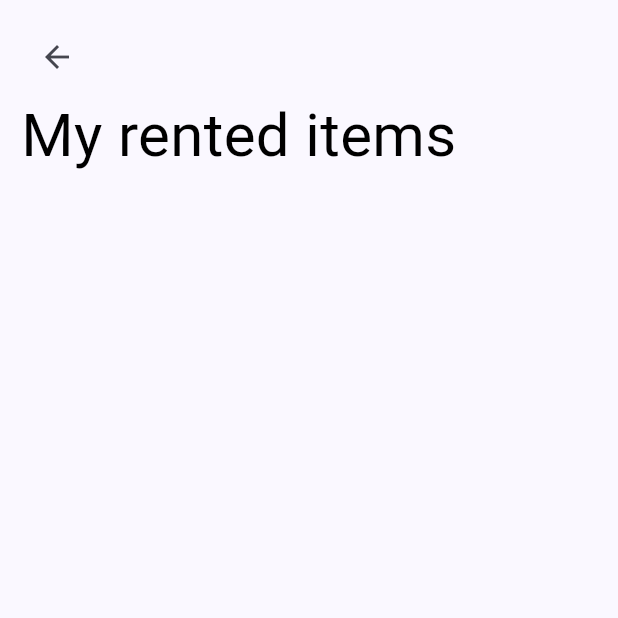
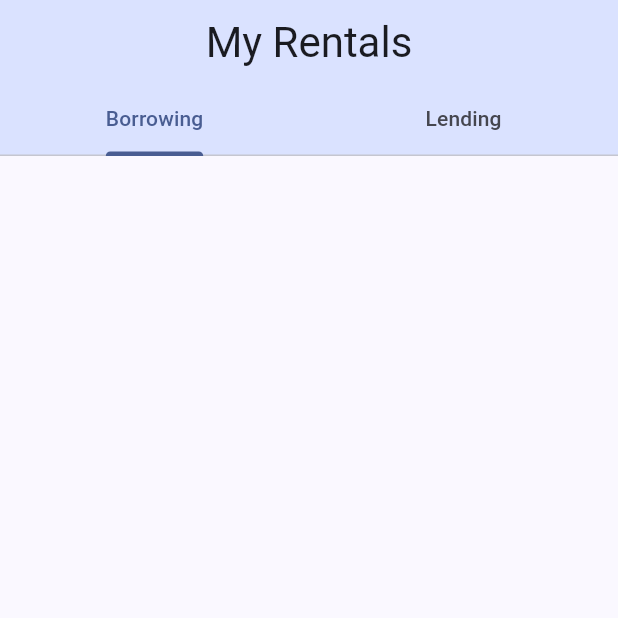
Before and after one commit to rehan-code/GH-team-23, a Flutter app: the MyRentals screen opened directly, on a phone screen of 412 x 824 dp, the top half of it. Run offline on Flutter 3.47's test engine with Material 3 defaults, Android fonts, the phone set to English and light mode, and no system bars; our stand-ins replace animated_bottom_navigation_bar, auto_size_text, camera, image_picker, supabase_flutter; missing offline and left inert: dart_openai; accounts and stored records are empty.

Commit message:
Added tabbar

```diff
--- a/lib/view/pages/assets/home_page.dart
+++ b/lib/view/pages/assets/home_page.dart
@@ -238,9 +238,9 @@ class _NavigationScreenState extends State<NavigationScreen>
               case 0:
                 return ListingsPage();
               case 1:
+                return MyRentals();
+              case 2:
                 return MyLent();
-              case 2:
-                return MyRentals();
               default:
                 return ProfilePage();
             }
--- /dev/null
+++ b/lib/view/pages/assets/my_borrowing.dart
@@ -0,0 +1,95 @@
+import 'package:flutter/material.dart';
+import 'package:gh_app/core/listing.dart';
+import 'package:gh_app/core/listings.dart';
+import 'dart:io';
+
+import 'package:gh_app/view/pages/assets/return_page.dart';
+
+class MyBorrowings extends StatefulWidget {
+  const MyBorrowings({super.key});
+
+  @override
+  State<MyBorrowings> createState() => _MyBorrowingsPage();
+}
+
+class _MyBorrowingsPage extends State<MyBorrowings> {
+  @override
+  Widget build(BuildContext context) {
+    return ListView(
+      children: [
+        for (var listing in listings)
+          if (listing.status == ListingStatus.unavailable)
+            GestureDetector(
+              onTap: () => Navigator.push(
+                  context,
+                  MaterialPageRoute(
+                      builder: (context) =>
+                          ReturnPage(listing: listing))),
+              child: Card(
+                  color: Theme.of(context).colorScheme.primaryContainer,
+                  child: Container(
+                    height: 130,
+                    width: MediaQuery.of(context).size.width,
+                    child: Card(
+                      child: Row(
+                        crossAxisAlignment: CrossAxisAlignment.center,
+                        children: [
+                          Padding(
+                            padding: const EdgeInsets.all(8),
+                            child: Container(
+                              decoration: BoxDecoration(
+                                borderRadius: BorderRadius.circular(10),
+                                image: DecorationImage(
+                                  fit: BoxFit.cover,
+                                  image: FileImage(
+                                      File(listing.pictureFile.path)),
+                                ),
+                              ),
+                              height: 110,
+                              width: 110,
+                            ),
+                          ),
+                          Expanded(
+                            child: Container(
+                              child: Padding(
+                                padding: const EdgeInsets.all(8.0),
+                                child: Column(
+                                  mainAxisSize: MainAxisSize.min,
+                                  crossAxisAlignment:
+                                  CrossAxisAlignment.start,
+                                  children: [
+                                    Text(
+                                      '${listing.title[0].toUpperCase()}${listing.title.substring(1)}',
+                                      overflow: TextOverflow.ellipsis,
+                                      maxLines: 1,
+                                      style: TextStyle(
+                                        color: Colors.deepPurple,
+                                        fontSize: 25,
+                                        fontWeight: FontWeight.bold,
+                                      ),
+                                      textAlign: TextAlign.left,
+                                    ),
+                                    Text(
+                                      "${listing.description}",
+                                      softWrap: true,
+                                      style: TextStyle(
+                                        color: Colors.black,
+                                        fontSize: 14,
+                                      ),
+                                      textAlign: TextAlign.left,
+                                    ),
+                                  ],
+                                ),
+                              ),
+                            ),
+                          ),
+                        ],
+                      ),
+                    ),
+                  )),
+            ),
+      ],
+    );
+  }
+
+}
--- a/lib/view/pages/assets/my_lent.dart
+++ b/lib/view/pages/assets/my_lent.dart
@@ -18,37 +18,8 @@ class MyLent extends StatefulWidget {
 class _MyLentItemsPage extends State<MyLent> {
   @override
   Widget build(BuildContext context) {
-    // TODO: implement build
-    return Scaffold(
-      body: SafeArea(
-        child: Padding(
-          padding: const EdgeInsets.all(14),
-          child: ListView(
+    return ListView(
       children: [
-              Align(
-                alignment: Alignment.centerLeft,
-                child: IconButton(
-                  icon: Icon(Icons.arrow_back),
-                  onPressed: () {
-                    // Handle back button press
-                    Navigator.pop(context);
-                  },
-                ),
-              ),
-              Row(
-                children: [
-                  Expanded(
-                    child: Text("My Listings",
-                        style: TextStyle(
-                          color: Colors.black,
-                          fontSize: 40,
-                          // decoration: TextDecoration.underline,
-                          decorationColor:
-                              Colors.white, // Set the underline color
-                        )),
-                  )
-                ],
-              ),
         for (var listing in listings)
           if (listing.account.email == user.email)
             GestureDetector(
@@ -125,9 +96,6 @@ class _MyLentItemsPage extends State<MyLent> {
                   )),
             ),
       ],
-          ),
-        ),
-      ),
     );
   }
 }
--- a/lib/view/pages/assets/my_rentals.dart
+++ b/lib/view/pages/assets/my_rentals.dart
@@ -1,8 +1,11 @@
+import 'package:flutter/cupertino.dart';
 import 'package:flutter/material.dart';
 import 'package:gh_app/core/listing.dart';
 import 'package:gh_app/core/listings.dart';
 import 'dart:io';
 import 'package:gh_app/view/pages/assets/item_page.dart';
+import 'package:gh_app/view/pages/assets/my_borrowing.dart';
+import 'package:gh_app/view/pages/assets/my_lent.dart';
 import 'package:gh_app/view/pages/assets/pickup_or_cancel.dart';
 import 'package:gh_app/view/pages/assets/return_page.dart';
 
@@ -19,112 +22,55 @@ class _MyRentalsPage extends State<MyRentals> {
   @override
   Widget build(BuildContext context) {
     // TODO: implement build
-    return Scaffold(
-      body: SafeArea(
-        child: Padding(
-          padding: const EdgeInsets.all(14),
-          child: ListView(
-            children: [
-              Align(
-                alignment: Alignment.centerLeft,
-                child: IconButton(
-                  icon: Icon(Icons.arrow_back),
-                  onPressed: () {
-                    // Handle back button press
-                    Navigator.pop(context);
-                  },
-                ),
-              ),
-              Row(
+    // return Scaffold(
+    //   appBar: AppBar(
+    //     elevation: 0,
+    //     title: Text("My Rentals", style: Theme.of(context).textTheme.headlineMedium),
+    //     centerTitle: true,
+    //     automaticallyImplyLeading: false,
+    //     backgroundColor: Theme.of(context).colorScheme.primaryContainer,
+    //     actions: <Widget>[
+    //       IconButton(
+    //         icon: const Icon(Icons.archive),
+    //         tooltip: 'Show archived posts',
+    //         onPressed: () {
+    //           ScaffoldMessenger.of(context).showSnackBar(
+    //               const SnackBar(content: Text('This is a snackbar')));
+    //         },
+    //       ),
+    //     ],
+    //   ),
+      body:
+    // );
+
+    return DefaultTabController(
+      length: 2,
+      child: Scaffold(
+        appBar: AppBar(
+          bottom: const TabBar(
+            tabs: [
+              Tab(text: "Borrowing"),
+              Tab(text: "Lending"),
+            ],
+          ),
+          title: Text("My Rentals", style: Theme.of(context).textTheme.headlineMedium),
+          centerTitle: true,
+          backgroundColor: Theme.of(context).colorScheme.primaryContainer,
+          automaticallyImplyLeading: false,
+        ),
+        body: SafeArea(
+          child: Padding(
+              padding: const EdgeInsets.all(14),
+              child: const TabBarView(
                 children: [
-                  Expanded(
-                    child: Text("My rented items",
-                        style: TextStyle(
-                          color: Colors.black,
-                          fontSize: 40,
-                          // decoration: TextDecoration.underline,
-                          decorationColor:
-                              Colors.white, // Set the underline color
-                        )),
-                  )
+                  MyBorrowings(),
+                  MyLent(),
                 ],
               ),
-              SizedBox(height: 20),
-              for (var listing in listings)
-                if (listing.status == ListingStatus.unavailable)
-                  GestureDetector(
-                    onTap: () => Navigator.push(
-                        context,
-                        MaterialPageRoute(
-                            builder: (context) =>
-                                ReturnPage(listing: listing))),
-                    child: Card(
-                        color: Theme.of(context).colorScheme.primaryContainer,
-                        child: Container(
-                          height: 130,
-                          width: MediaQuery.of(context).size.width,
-                          child: Card(
-                            child: Row(
-                              crossAxisAlignment: CrossAxisAlignment.center,
-                              children: [
-                                Padding(
-                                  padding: const EdgeInsets.all(8),
-                                  child: Container(
-                                    decoration: BoxDecoration(
-                                      borderRadius: BorderRadius.circular(10),
-                                      image: DecorationImage(
-                                        fit: BoxFit.cover,
-                                        image: FileImage(
-                                            File(listing.pictureFile.path)),
-                                      ),
-                                    ),
-                                    height: 110,
-                                    width: 110,
-                                  ),
-                                ),
-                                Expanded(
-                                  child: Container(
-                                    child: Padding(
-                                      padding: const EdgeInsets.all(8.0),
-                                      child: Column(
-                                        mainAxisSize: MainAxisSize.min,
-                                        crossAxisAlignment:
-                                            CrossAxisAlignment.start,
-                                        children: [
-                                          Text(
-                                            '${listing.title[0].toUpperCase()}${listing.title.substring(1)}',
-                                            overflow: TextOverflow.ellipsis,
-                                            maxLines: 1,
-                                            style: TextStyle(
-                                              color: Colors.deepPurple,
-                                              fontSize: 25,
-                                              fontWeight: FontWeight.bold,
-                                            ),
-                                            textAlign: TextAlign.left,
-                                          ),
-                                          Text(
-                                            "${listing.description}",
-                                            softWrap: true,
-                                            style: TextStyle(
-                                              color: Colors.black,
-                                              fontSize: 14,
-                                            ),
-                                            textAlign: TextAlign.left,
-                                          ),
-                                        ],
-                                      ),
-                                    ),
-                                  ),
-                                ),
-                              ],
-                            ),
-                          ),
-                        )),
-                  ),
-            ],
           ),
         ),
       ),
     );
+
   }
 }
```
Lines whose indentation alone changed are shown as unchanged.
